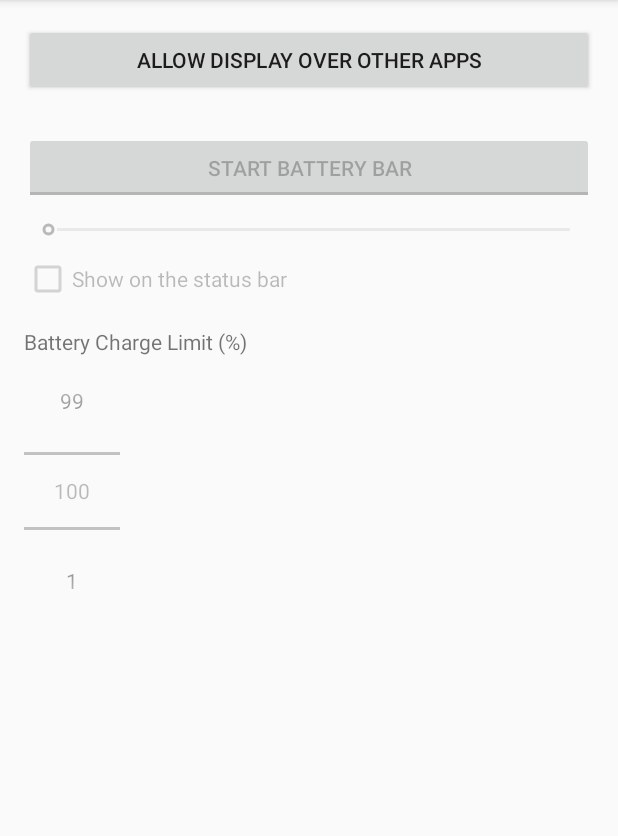
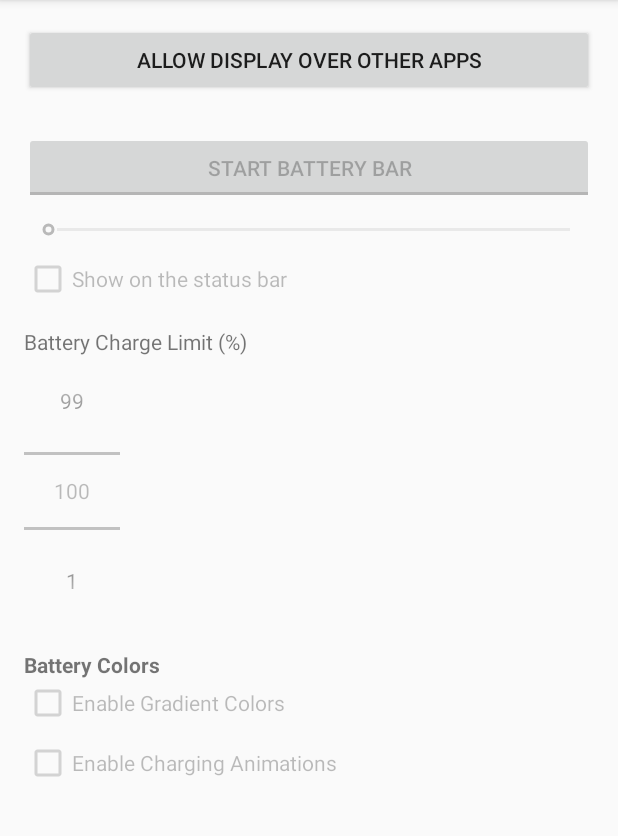
Before and after one commit to 75py/Android-OverlayBatteryBar, an Android app: the screen it shows after launch (MainActivity), on a phone screen of 412 x 824 dp, the part 84-920 px from its top. Run offline under Robolectric (Android 15) with nearby library versions, the phone set to English and light mode, and no system bars; our stand-ins replace Timber, data binding; libraries missing offline, so code that uses them is left out: com.google.android.gms, org.kodein.di; 16 statements that could not run were skipped.

Commit message:
Add color and animation support to battery bar
Co-authored-by: 75py <3153211+75py@users.noreply.github.com>

```diff
--- a/app/src/main/res/layout/activity_main.xml
+++ b/app/src/main/res/layout/activity_main.xml
@@ -35,6 +35,14 @@
         <variable
             name="batteryChargeLimit"
             type="int" />
+
+        <variable
+            name="gradientColorEnabled"
+            type="boolean" />
+
+        <variable
+            name="chargingAnimationEnabled"
+            type="boolean" />
     </data>
 
     <LinearLayout
@@ -95,5 +103,32 @@
             android:layout_width="wrap_content"
             android:layout_height="wrap_content"
             android:enabled="@{canDrawOverlays &amp;&amp; isBatteryBarEnabled}" />
+
+        <TextView
+            android:layout_width="wrap_content"
+            android:layout_height="wrap_content"
+            android:layout_marginTop="@dimen/margin"
+            android:text="@string/battery_colors"
+            android:textStyle="bold" />
+
+        <CheckBox
+            android:id="@+id/checkbox_gradient_colors"
+            android:layout_width="match_parent"
+            android:layout_height="wrap_content"
+            android:layout_marginBottom="@dimen/margin_small"
+            android:checked="@{gradientColorEnabled}"
+            android:enabled="@{canDrawOverlays &amp;&amp; isBatteryBarEnabled}"
+            android:onClick="onClick"
+            android:text="@string/enable_gradient" />
+
+        <CheckBox
+            android:id="@+id/checkbox_charging_animations"
+            android:layout_width="match_parent"
+            android:layout_height="wrap_content"
+            android:layout_marginBottom="@dimen/margin"
+            android:checked="@{chargingAnimationEnabled}"
+            android:enabled="@{canDrawOverlays &amp;&amp; isBatteryBarEnabled}"
+            android:onClick="onClick"
+            android:text="@string/enable_animations" />
     </LinearLayout>
 </layout>
--- a/app/src/main/res/values/strings.xml
+++ b/app/src/main/res/values/strings.xml
@@ -10,4 +10,11 @@
     <string name="battery_charge_limit">Battery Charge Limit (%)</string>
     <string name="action_more" translatable="false">More</string>
     <string name="action_license" translatable="false">Open Source License</string>
+
+    <!-- New strings for color and animation features -->
+    <string name="battery_colors">Battery Colors</string>
+    <string name="normal_color">Normal Color</string>
+    <string name="charging_color">Charging Color</string>
+    <string name="enable_gradient">Enable Gradient Colors</string>
+    <string name="enable_animations">Enable Charging Animations</string>
 </resources>
```
Also changed, not shown: app/src/main/java/com/nagopy/android/overlaybatterybar/BatteryBarDelegate.kt (+71 -3 lines), app/src/main/java/com/nagopy/android/overlaybatterybar/MainActivity.kt (+18 -0 lines), app/src/main/java/com/nagopy/android/overlaybatterybar/UserSettings.kt (+37 -0 lines), app/src/main/res/values/colors.xml (+7 -0 lines).
